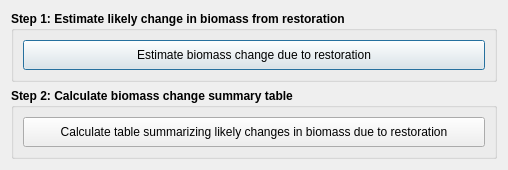
ConservationInternational/trends.earth, file LDMP/gui/DlgCalculateRestBiomass.ui: the form before one commit.
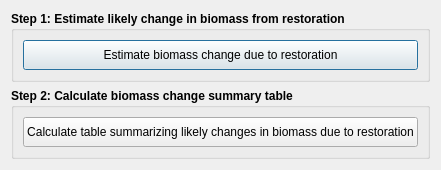
The form after the commit.

What changed in the file:
```diff
--- a/LDMP/gui/DlgCalculateRestBiomass.ui
+++ b/LDMP/gui/DlgCalculateRestBiomass.ui
@@ -9,12 +9,12 @@
    <rect>
     <x>0</x>
     <y>0</y>
-    <width>508</width>
+    <width>398</width>
     <height>150</height>
    </rect>
   </property>
   <property name="sizePolicy">
-   <sizepolicy hsizetype="Fixed" vsizetype="Minimum">
+   <sizepolicy hsizetype="Fixed" vsizetype="Fixed">
     <horstretch>0</horstretch>
     <verstretch>0</verstretch>
    </sizepolicy>
```
